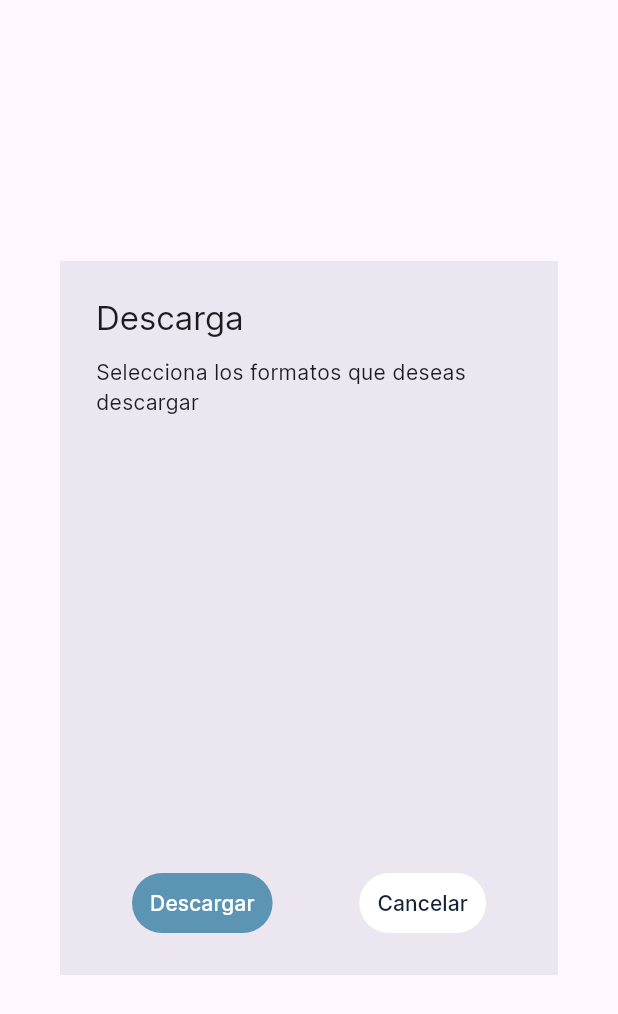
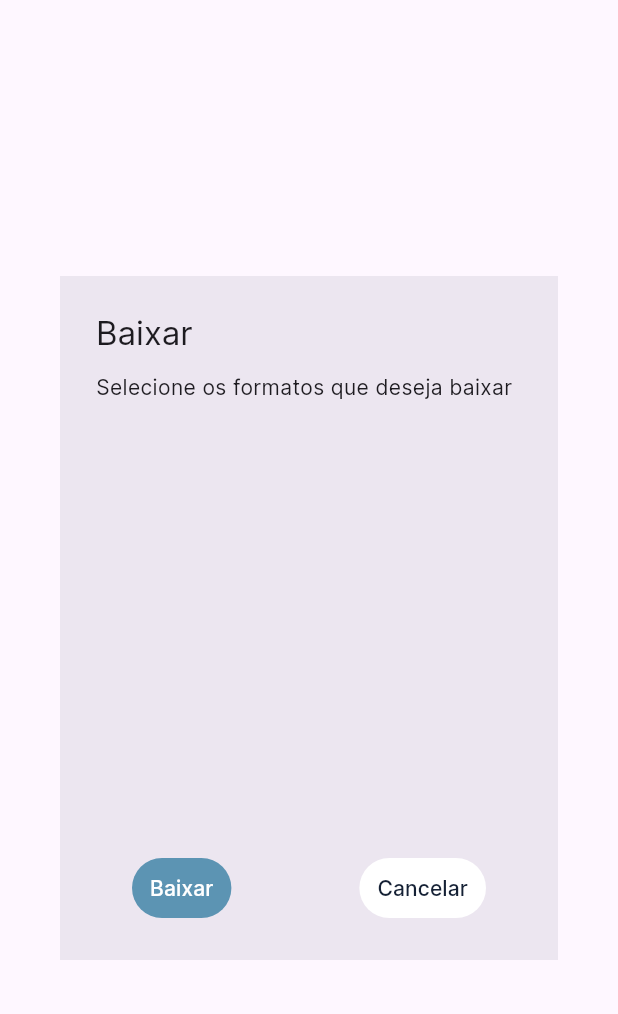
Before and after one commit to displaynone/bajayt, a Flutter app: the DownloaderDialog widget shown alone on an empty page, opened directly with empty values, on a phone screen of 412 x 824 dp. Shown: the top 1014 px of the screen. Run offline on Flutter 3.47's test engine with Material 3 defaults, Android fonts, the light colour scheme and no system bars; our stand-ins replace flutter_redux, redux; missing offline and left inert: process_run, youtube_explode_dart; generated files the repository leaves out were written again.

Commit message:
feat: localization
Ref: #4

```diff
--- /dev/null
+++ b/l10n.yaml
@@ -0,0 +1,3 @@
+arb-dir: lib/l10n
+template-arb-file: app_en.arb
+output-localization-file: app_localizations.dart
--- /dev/null
+++ b/lib/l10n/app_pt.arb
@@ -0,0 +1,8 @@
+{
+  "@@locale": "pt",
+  "search": "Pesquisar...",
+  "chooseTitle": "Baixar {title}",
+  "chooseFormat": "Selecione os formatos que deseja baixar",
+  "download": "Baixar",
+  "cancel": "Cancelar"
+}
--- a/lib/main.dart
+++ b/lib/main.dart
@@ -4,9 +4,9 @@ import 'package:bajayt/redux/redurecrs.dart';
 import 'package:bajayt/src/views/home/home_page.dart';
 import 'package:flutter/material.dart';
 import 'package:flutter_redux/flutter_redux.dart';
-// import 'package:flutter_redux/flutter_redux.dart';
 import 'package:redux/redux.dart';
 import 'package:youtube_explode_dart/youtube_explode_dart.dart';
+import 'package:flutter_gen/gen_l10n/app_localizations.dart';
 
 void main() {
   runApp(App());
@@ -50,6 +50,9 @@ class App extends StatelessWidget {
             primarySwatch: Colors.green,
             fontFamily: 'Inter',
           ),
+          locale: const Locale('pt', ''),
+          localizationsDelegates: AppLocalizations.localizationsDelegates,
+          supportedLocales: AppLocalizations.supportedLocales,
           home: const HomePage(title: 'Baja YouTube'),
         ));
   }
--- a/lib/redux/actions.dart
+++ b/lib/redux/actions.dart
@@ -76,7 +76,7 @@ Future<void> downloadVideo(
     String command = 'ffmpeg -i "$filePath" -vn "$filePath.mp3"';
     List<ProcessResult> result = await pr.run(command, verbose: true);
     if (result[0].exitCode != 0) {
-      throw 'Error en la conversión: ${result[0].stderr}';
+      throw 'Conversion error: ${result[0].stderr}';
     }
   }
 }
--- a/lib/src/views/home/search_bar.dart
+++ b/lib/src/views/home/search_bar.dart
@@ -2,6 +2,7 @@ import 'package:bajayt/redux/actions.dart';
 import 'package:bajayt/redux/app_state.dart';
 import 'package:flutter/material.dart';
 import 'package:flutter_redux/flutter_redux.dart';
+import 'package:flutter_gen/gen_l10n/app_localizations.dart';
 
 class SearchBarWidget extends StatefulWidget {
   const SearchBarWidget({super.key});
@@ -42,8 +43,8 @@ class _SearchBarWidgetState extends State<SearchBarWidget> {
                         converter: (store) => store.state,
                         builder: (context, count) {
                           return TextField(
-                            decoration: const InputDecoration(
-                              hintText: 'Buscar...',
+                            decoration: InputDecoration(
+                              hintText: AppLocalizations.of(context)!.search,
                               border: InputBorder.none,
                               contentPadding: EdgeInsets.only(left: 10),
                             ),
--- a/lib/src/views/videos/downloader_dialog.dart
+++ b/lib/src/views/videos/downloader_dialog.dart
@@ -5,6 +5,7 @@ import 'package:flutter_redux/flutter_redux.dart';
 import 'package:path_provider/path_provider.dart';
 import 'package:redux/redux.dart';
 import 'package:youtube_explode_dart/youtube_explode_dart.dart';
+import 'package:flutter_gen/gen_l10n/app_localizations.dart';
 
 class DownloaderDialogItem {
   bool isSelected;
@@ -48,7 +49,8 @@ class _DownloaderDialogState extends State<DownloaderDialog> {
   Widget build(BuildContext context) {
     return SimpleDialog(
       shape: const RoundedRectangleBorder(),
-      title: Text('Descarga ${widget.title}', maxLines: 2),
+      title: Text(AppLocalizations.of(context)!.chooseTitle(widget.title),
+          maxLines: 2),
       children: <Widget>[
         Container(
             padding: const EdgeInsets.symmetric(horizontal: 24),
@@ -56,8 +58,8 @@ class _DownloaderDialogState extends State<DownloaderDialog> {
                 mainAxisAlignment: MainAxisAlignment.start,
                 crossAxisAlignment: CrossAxisAlignment.stretch,
                 children: [
-                  const Text(
-                    'Selecciona los formatos que deseas descargar',
+                  Text(
+                    AppLocalizations.of(context)!.chooseFormat,
                     textAlign: TextAlign.left,
                   ),
                   const SizedBox(height: 16),
@@ -93,8 +95,9 @@ class _DownloaderDialogState extends State<DownloaderDialog> {
                               style: ButtonStyle(
                                   backgroundColor: MaterialStateProperty.all(
                                       const Color(0xFF5C94B3))),
-                              child: const Text('Descargar',
-                                  style: TextStyle(color: Colors.white)),
+                              child: Text(
+                                  AppLocalizations.of(context)!.download,
+                                  style: const TextStyle(color: Colors.white)),
                               onPressed: () {
                                 isSelected
                                     .where((element) => element.isSelected)
@@ -121,8 +124,8 @@ class _DownloaderDialogState extends State<DownloaderDialog> {
                               style: ButtonStyle(
                                   backgroundColor:
                                       MaterialStateProperty.all(Colors.white)),
-                              child: const Text('Cancelar',
-                                  style: TextStyle(
+                              child: Text(AppLocalizations.of(context)!.cancel,
+                                  style: const TextStyle(
                                     color: Color(0xFF152135),
                                   )),
                               onPressed: () {
--- a/pubspec.yaml
+++ b/pubspec.yaml
@@ -46,6 +46,9 @@ dependencies:
   path_provider: ^2.1.1
   process_run: ^0.14.0+1
   msix: ^3.16.7
+  flutter_localizations:
+    sdk: flutter
+  intl: any
 
 dev_dependencies:
   flutter_test:
@@ -63,6 +66,7 @@ dev_dependencies:
 
 # The following section is specific to Flutter packages.
 flutter:
+  generate: true
 
   # The following line ensures that the Material Icons font is
   # included with your application, so that you can use the icons in
```
Also changed, not shown: lib/l10n/app_ar.arb (added, +8 -0 lines), lib/l10n/app_de.arb (added, +8 -0 lines), lib/l10n/app_en.arb (added, +8 -0 lines), lib/l10n/app_es.arb (added, +8 -0 lines), lib/l10n/app_fr.arb (added, +8 -0 lines), lib/l10n/app_it.arb (added, +8 -0 lines), lib/l10n/app_ja.arb (added, +8 -0 lines), lib/l10n/app_pl.arb (added, +8 -0 lines), lib/l10n/app_ur.arb (added, +8 -0 lines), lib/l10n/app_zh.arb (added, +8 -0 lines), pubspec.lock.
